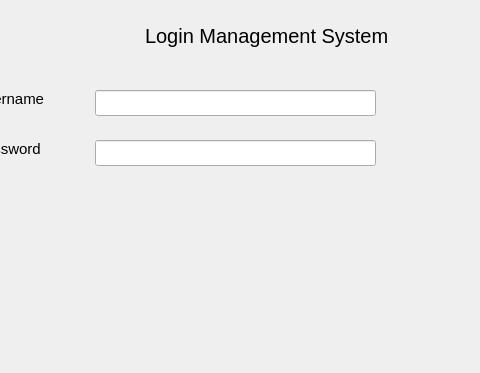
Old version of the form mainwindow.ui in the repository Stelios-X/Login-System; both pictures show x 125 to 605 and y 0 to 373 of the 800 by 600 pixel window.
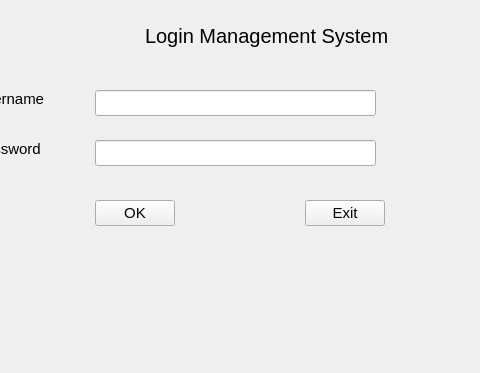
New version of the form.

Commit message: Login user details main window edit

The edit to the form file:
```diff
--- a/mainwindow.ui
+++ b/mainwindow.ui
@@ -103,6 +103,44 @@
 }</string>
     </property>
    </widget>
+   <widget class="QPushButton" name="pushButton">
+    <property name="geometry">
+     <rect>
+      <x>220</x>
+      <y>200</y>
+      <width>80</width>
+      <height>26</height>
+     </rect>
+    </property>
+    <property name="styleSheet">
+     <string notr="true">QPushButton
+{
+font-size:15px;
+}</string>
+    </property>
+    <property name="text">
+     <string>OK</string>
+    </property>
+   </widget>
+   <widget class="QPushButton" name="pushButton_2">
+    <property name="geometry">
+     <rect>
+      <x>430</x>
+      <y>200</y>
+      <width>80</width>
+      <height>26</height>
+     </rect>
+    </property>
+    <property name="styleSheet">
+     <string notr="true">QPushButton
+{
+font-size:15px;
+}</string>
+    </property>
+    <property name="text">
+     <string>Exit</string>
+    </property>
+   </widget>
   </widget>
   <widget class="QMenuBar" name="menubar">
    <property name="geometry">
```
The commit also changes 2 other files.
